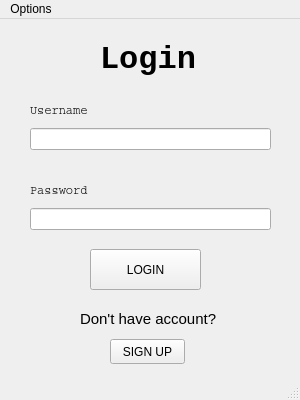
Old version of the form login.ui in the repository blendjam/Bookspot.
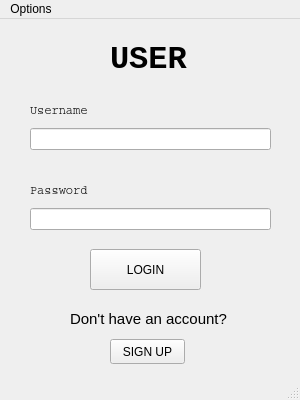
New version of the form.

Patch:
```diff
--- a/login.ui
+++ b/login.ui
@@ -100,7 +100,7 @@
    <widget class="QLabel" name="loginTitle">
     <property name="geometry">
      <rect>
-      <x>100</x>
+      <x>110</x>
       <y>20</y>
       <width>101</width>
       <height>41</height>
@@ -115,20 +115,20 @@
      </font>
     </property>
     <property name="text">
-     <string>Login</string>
+     <string>USER</string>
     </property>
    </widget>
    <widget class="QLabel" name="label">
     <property name="geometry">
      <rect>
-      <x>80</x>
+      <x>70</x>
       <y>290</y>
-      <width>141</width>
+      <width>161</width>
       <height>20</height>
      </rect>
     </property>
     <property name="text">
-     <string>&lt;html&gt;&lt;head/&gt;&lt;body&gt;&lt;p&gt;&lt;span style=&quot; font-size:11pt;&quot;&gt;Don't have account?&lt;/span&gt;&lt;/p&gt;&lt;/body&gt;&lt;/html&gt;</string>
+     <string>&lt;html&gt;&lt;head/&gt;&lt;body&gt;&lt;p&gt;&lt;span style=&quot; font-size:11pt;&quot;&gt;Don't have an account?&lt;/span&gt;&lt;/p&gt;&lt;/body&gt;&lt;/html&gt;</string>
     </property>
    </widget>
    <widget class="QPushButton" name="pushButton_2">
```
Left out of the diff: 8 changed lines with no effect on the pictures.
